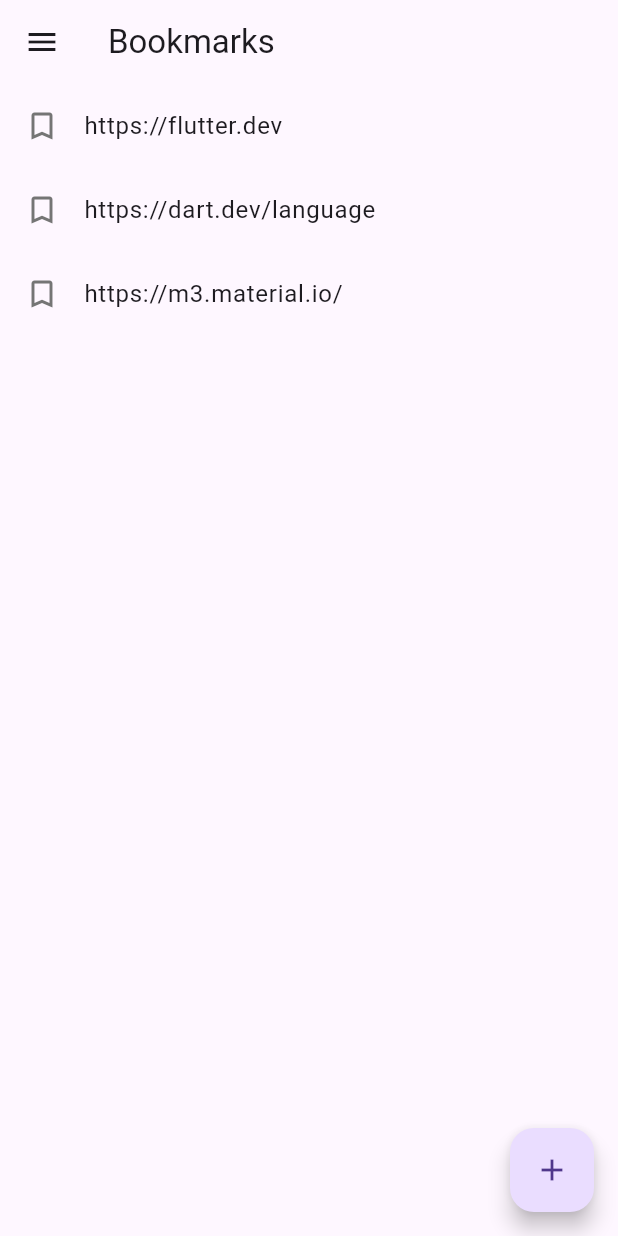
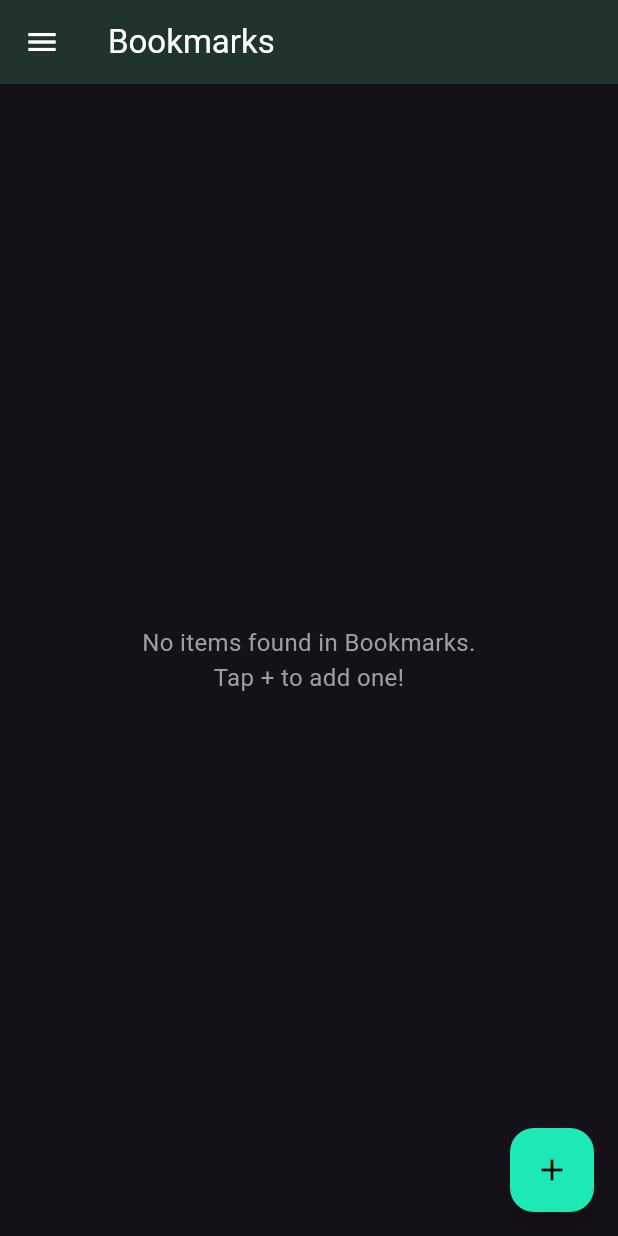
Before and after one commit to ke-hermann/deimos, a Flutter app: the screen it shows after launch, in the side drawer, after a tap on the "add" icon, on a phone screen of 412 x 824 dp. Run offline on Flutter 3.47's test engine with Material 3 defaults, Android fonts, the phone set to English and light mode, and no system bars; our stand-ins replace sqflite, sqflite_common_ffi; accounts and stored records are empty.

Commit message:
added database support

```diff
--- /dev/null
+++ b/lib/database_helper.dart
@@ -0,0 +1,108 @@
+import 'dart:io';
+import 'package:path/path.dart';
+import 'package:path_provider/path_provider.dart';
+import 'package:sqflite/sqflite.dart';
+
+// Import the Category enum from main.dart (adjust path if needed)
+import 'main.dart';
+
+class DatabaseHelper {
+  // Database constants
+  static const _databaseName = "items_manager.db";
+  static const _databaseVersion = 1;
+
+  static const tableItems = 'items';
+  static const columnId = '_id';
+  static const columnCategory = 'category';
+  static const columnContent = 'content';
+  static const columnCreatedAt = 'createdAt'; // Optional: Track creation time
+
+  // Make this a singleton class.
+  DatabaseHelper._privateConstructor();
+  static final DatabaseHelper instance = DatabaseHelper._privateConstructor();
+
+  // Only have a single app-wide reference to the database.
+  static Database? _database;
+  Future<Database> get database async {
+    if (_database != null) return _database!;
+    // Lazily instantiate the db the first time it is accessed
+    _database = await _initDatabase();
+    return _database!;
+  }
+
+  // Opens the database (and creates it if it doesn't exist)
+  _initDatabase() async {
+    Directory documentsDirectory = await getApplicationDocumentsDirectory();
+    String path = join(documentsDirectory.path, _databaseName);
+    return await openDatabase(path,
+        version: _databaseVersion,
+        onCreate: _onCreate);
+  }
+
+  // SQL code to create the database table
+  Future _onCreate(Database db, int version) async {
+    await db.execute('''
+          CREATE TABLE $tableItems (
+            $columnId INTEGER PRIMARY KEY AUTOINCREMENT,
+            $columnCategory TEXT NOT NULL,
+            $columnContent TEXT NOT NULL,
+            $columnCreatedAt DATETIME DEFAULT CURRENT_TIMESTAMP
+          )
+          ''');
+  }
+
+  // --- Helper Methods ---
+
+  // Inserts a row in the database
+  Future<int> insertItem(Category category, String content) async {
+    Database db = await instance.database;
+    Map<String, dynamic> row = {
+      columnCategory: category.name, // Store enum name as string
+      columnContent: content,
+    };
+    return await db.insert(tableItems, row);
+  }
+
+  // Retrieves all items for a specific category, ordered by creation time (newest first)
+  Future<List<String>> getItems(Category category) async {
+    Database db = await instance.database;
+    List<Map<String, dynamic>> result = await db.query(
+      tableItems,
+      columns: [columnContent], // Only fetch the content for now
+      where: '$columnCategory = ?',
+      whereArgs: [category.name],
+      orderBy: '$columnCreatedAt DESC', // Order by newest first
+    );
+
+    // Convert the List<Map<String, dynamic>> into a List<String>
+    return result.map((map) => map[columnContent] as String).toList();
+  }
+
+  // --- We might add methods like update and delete later ---
+  /*
+  Future<int> updateItem(int id, String newContent) async {
+    Database db = await instance.database;
+    Map<String, dynamic> row = {
+      columnContent: newContent,
+      // You might want to update other fields too
+    };
+    return await db.update(tableItems, row, where: '$columnId = ?', whereArgs: [id]);
+  }
+
+  Future<int> deleteItem(int id) async {
+    Database db = await instance.database;
+    return await db.delete(tableItems, where: '$columnId = ?', whereArgs: [id]);
+  }
+
+  // Example: Get items as full objects (more flexible)
+  Future<List<Map<String, dynamic>>> getItemsAsMaps(Category category) async {
+     Database db = await instance.database;
+     return await db.query(
+       tableItems,
+       where: '$columnCategory = ?',
+       whereArgs: [category.name],
+       orderBy: '$columnCreatedAt DESC',
+     );
+   }
+  */
+}
--- a/lib/main.dart
+++ b/lib/main.dart
@@ -1,21 +1,56 @@
 import 'package:flutter/material.dart';
+// Import the database helper
+import 'database_helper.dart';
+import 'dart:io'; // Import dart:io to check the platform
+import 'package:sqflite_common_ffi/sqflite_ffi.dart'; // Import the FFI package
 
 void main() {
+  // Ensure Flutter bindings are initialized before using plugins
+  WidgetsFlutterBinding.ensureInitialized();
+  // Initialize FFI specifically for non-mobile platforms
+  if (Platform.isWindows || Platform.isLinux || Platform.isMacOS) {
+    // Initialize FFI
+    sqfliteFfiInit();
+    // Change the default factory for sqflite to use the FFI implementation
+    databaseFactory = databaseFactoryFfi;
+    print("SQFlite FFI initialized for Desktop."); // Optional: for confirmation
+  }
   runApp(MyApp());
 }
 
-// Enum to represent the different categories
-enum Category { bookmarks, videos, tasks }
-
-// main() and Category enum remain the same
-// MyHomePage and _MyHomePageState remain the same
+// Enum to represent the different categories (can stay here or move)
+enum Category { bookmarks, playlists, tasks }
 
 class MyApp extends StatelessWidget {
   @override
   Widget build(BuildContext context) {
     return MaterialApp(
       title: 'All-In-One Manager',
-      themeMode: ThemeMode.dark, // Force dark mode
+      themeMode: ThemeMode.dark,
+      darkTheme: ThemeData.dark().copyWith(
+        primaryColor: Colors.blueGrey[700],
+        colorScheme: ColorScheme.dark(
+          primary: Colors.tealAccent[400]!,
+          secondary: Colors.blueGrey[600]!,
+        ),
+        appBarTheme: AppBarTheme(
+          backgroundColor: Colors.grey[900],
+          elevation: 4,
+        ),
+        floatingActionButtonTheme: FloatingActionButtonThemeData(
+          backgroundColor: Colors.tealAccent[400],
+          foregroundColor: Colors.black,
+        ),
+        drawerTheme: DrawerThemeData(backgroundColor: Colors.grey[850]),
+        listTileTheme: ListTileThemeData(
+          selectedTileColor: Colors.tealAccent.withOpacity(0.15),
+        ),
+        dialogBackgroundColor: Colors.grey[800],
+      ),
+      theme: ThemeData(
+        primarySwatch: Colors.blue,
+        visualDensity: VisualDensity.adaptivePlatformDensity,
+      ),
       home: MyHomePage(),
       debugShowCheckedModeBanner: false,
     );
@@ -29,33 +64,59 @@ class MyHomePage extends StatefulWidget {
 
 class _MyHomePageState extends State<MyHomePage> {
   Category _selectedCategory = Category.bookmarks;
+  List<String> _currentItems = []; // Holds items fetched from DB
+  bool _isLoading = false; // To show loading indicator
 
-  // --- Placeholder Data ---
-  final Map<Category, List<String>> _items = {
-    Category.bookmarks: [
-      'https://flutter.dev',
-      'https://dart.dev/language',
-      'https://m3.material.io/'
-    ],
-    Category.videos: [
-      'Spotify: Chill Vibes Mix',
-      'YouTube Music: Workout Beats',
-      'Local: Focus Study'
-    ],
-    Category.tasks: [
-      'Implement Add Item Dialog',
-      'Refactor data storage',
-      'Design item detail view'
-    ],
-  };
-  // --- End Placeholder Data ---
+  // Database helper instance
+  final dbHelper = DatabaseHelper.instance;
+
+  @override
+  void initState() {
+    super.initState();
+    // Load initial data when the widget is first created
+    _loadItems(_selectedCategory);
+  }
+
+  // --- Database Interaction ---
+
+  Future<void> _loadItems(Category category) async {
+    // Show loading indicator
+    if (mounted) {
+      // Check if widget is still in the tree
+      setState(() {
+        _isLoading = true;
+      });
+    }
+
+    // Fetch items from database
+    final items = await dbHelper.getItems(category);
+
+    // Update state with fetched items and hide loading indicator
+    if (mounted) {
+      // Check again before calling setState
+      setState(() {
+        _currentItems = items;
+        _isLoading = false;
+      });
+    }
+  }
+
+  Future<void> _insertItem(String content) async {
+    if (content.trim().isEmpty) return; // Avoid adding empty items
+
+    await dbHelper.insertItem(_selectedCategory, content.trim());
+    // Refresh the list after insertion
+    await _loadItems(_selectedCategory);
+  }
+
+  // --- UI Helper Functions ---
 
   String _getTitleForCategory(Category category) {
     switch (category) {
       case Category.bookmarks:
         return 'Bookmarks';
-      case Category.videos:
-        return 'Videos';
+      case Category.playlists:
+        return 'Playlists';
       case Category.tasks:
         return 'Tasks';
     }
@@ -64,45 +125,54 @@ class _MyHomePageState extends State<MyHomePage> {
   IconData _getIconForCategory(Category category) {
     switch (category) {
       case Category.bookmarks:
-        return Icons.bookmark_border; // Use border version for list items maybe
-      case Category.videos:
+        return Icons.bookmark_border;
+      case Category.playlists:
         return Icons.playlist_play;
       case Category.tasks:
-        return Icons.task_alt;
+        return Icons.check_circle_outline; // Changed task icon slightly
+      default:
+        return Icons.list;
     }
   }
 
-   // Icon for the drawer specifically
   IconData _getIconForDrawerCategory(Category category) {
     switch (category) {
       case Category.bookmarks:
-        return Icons.bookmark; // Filled version for drawer
-      case Category.videos:
+        return Icons.bookmark;
+      case Category.playlists:
         return Icons.playlist_play;
       case Category.tasks:
-        return Icons.task_alt;
+        return Icons.task_alt; // Keep filled icon for drawer task
+      default:
+        return Icons.list;
     }
   }
 
+  // --- Event Handlers ---
+
   void _onCategorySelected(Category category) {
+    if (_selectedCategory != category) {
+      if (mounted) {
         setState(() {
           _selectedCategory = category;
+          // Don't clear _currentItems here, let _loadItems handle it
         });
-    Navigator.pop(context);
+      }
+      _loadItems(category); // Load items for the new category
+    }
+    Navigator.pop(context); // Close the drawer
   }
 
-  void _addItem() {
-    // Controller to manage the text field's input
+  void _showAddItemDialog() {
     final TextEditingController textController = TextEditingController();
     final categoryName = _getTitleForCategory(_selectedCategory);
     String inputHint;
 
-    // Customize hint text based on category
     switch (_selectedCategory) {
       case Category.bookmarks:
         inputHint = 'Enter bookmark URL or name';
         break;
-      case Category.videos:
+      case Category.playlists:
         inputHint = 'Enter playlist name or link';
         break;
       case Category.tasks:
@@ -110,139 +180,143 @@ class _MyHomePageState extends State<MyHomePage> {
         break;
     }
 
-
-    // Show the dialog
     showDialog(
       context: context,
-      // Prevent dismissing by tapping outside if needed (optional)
-      // barrierDismissible: false,
       builder: (BuildContext dialogContext) {
         return AlertDialog(
           title: Text('Add New $categoryName'),
           content: TextField(
             controller: textController,
-            autofocus: true, // Automatically focus the text field
+            autofocus: true,
             decoration: InputDecoration(hintText: inputHint),
-             // You could change keyboard type based on category if needed
-             // keyboardType: _selectedCategory == Category.bookmarks
-             //     ? TextInputType.url
-             //     : TextInputType.text,
-            onSubmitted: (_) => _submitAddItemDialog(textController), // Optional: allow submitting with keyboard action
+            onSubmitted:
+                (_) => _submitAddItemDialog(textController, dialogContext),
           ),
           actions: <Widget>[
             TextButton(
               child: Text('Cancel'),
               onPressed: () {
-                Navigator.of(dialogContext).pop(); // Close the dialog
+                Navigator.of(dialogContext).pop();
+                textController.dispose(); // Dispose on cancel
               },
             ),
-            ElevatedButton( // Make the 'Add' button more prominent
+            ElevatedButton(
               child: Text('Add'),
-              onPressed: () => _submitAddItemDialog(textController),
+              onPressed:
+                  () => _submitAddItemDialog(textController, dialogContext),
             ),
           ],
         );
       },
-    );
+    ).then((_) {
+      // Ensure controller is disposed if dialog is dismissed otherwise
+      // (less critical now since we dispose in actions, but safe)
+      // textController.dispose(); // Already disposed in actions
+    });
   }
 
-  // Helper function to handle submission from dialog
-  void _submitAddItemDialog(TextEditingController controller) {
-     final String newItemText = controller.text.trim(); // Trim whitespace
+  // Modified to be async and call _insertItem
+  Future<void> _submitAddItemDialog(
+    TextEditingController controller,
+    BuildContext dialogContext,
+  ) async {
+    final String newItemText =
+        controller.text; // No need to trim here, _insertItem will do it
 
-      if (newItemText.isNotEmpty) {
-        setState(() {
-          // Add the item to the correct list
-          _items[_selectedCategory]?.add(newItemText);
-        });
-         Navigator.of(context).pop(); // Close the dialog (use the main context)
+    // Close the dialog FIRST to avoid context issues if _insertItem takes time
+    Navigator.of(dialogContext).pop();
+
+    // Insert the item into the database (this also reloads the list)
+    await _insertItem(newItemText);
+
     controller.dispose(); // Dispose controller after use
-      } else {
-        // Optional: Show an error if the input is empty
-        ScaffoldMessenger.of(context).showSnackBar(
-          SnackBar(
-            content: Text('Input cannot be empty.'),
-            backgroundColor: Colors.redAccent,
-             duration: Duration(seconds: 2),
-          ),
-        );
-      }
   }
 
   @override
   Widget build(BuildContext context) {
-    final List<String> currentItems = _items[_selectedCategory] ?? [];
-
     return Scaffold(
-      appBar: AppBar(
-        title: Text(_getTitleForCategory(_selectedCategory)),
-      ),
+      appBar: AppBar(title: Text(_getTitleForCategory(_selectedCategory))),
       drawer: Drawer(
         child: ListView(
           padding: EdgeInsets.zero,
           children: <Widget>[
             DrawerHeader(
               decoration: BoxDecoration(
-                color: Theme.of(context).primaryColor,
+                color:
+                    Theme.of(context).colorScheme.secondary, // Use theme color
               ),
               child: Text(
                 'Categories',
                 style: TextStyle(
-                  color: Colors.white,
+                  // Adjust color for better contrast on secondary background
+                  color: Theme.of(context).colorScheme.onSecondary,
                   fontSize: 24,
                 ),
               ),
             ),
-            ListTile(
-              // Use specific drawer icon
-              leading: Icon(_getIconForDrawerCategory(Category.bookmarks)),
-              title: Text(_getTitleForCategory(Category.bookmarks)),
-              onTap: () => _onCategorySelected(Category.bookmarks),
-              selected: _selectedCategory == Category.bookmarks,
-              selectedTileColor: Colors.blue.withOpacity(0.1),
+            // Use Category.values.map for slightly cleaner drawer building
+            ...Category.values.map(
+              (category) => ListTile(
+                leading: Icon(_getIconForDrawerCategory(category)),
+                title: Text(_getTitleForCategory(category)),
+                onTap: () => _onCategorySelected(category),
+                selected: _selectedCategory == category,
+                // selectedTileColor is handled by theme
               ),
-            ListTile(
-              leading: Icon(_getIconForDrawerCategory(Category.videos)),
-              title: Text(_getTitleForCategory(Category.videos)),
-              onTap: () => _onCategorySelected(Category.videos),
-               selected: _selectedCategory == Category.videos,
-               selectedTileColor: Colors.blue.withOpacity(0.1),
-            ),
-            ListTile(
-              leading: Icon(_getIconForDrawerCategory(Category.tasks)),
-              title: Text(_getTitleForCategory(Category.tasks)),
-              onTap: () => _onCategorySelected(Category.tasks),
-              selected: _selectedCategory == Category.tasks,
-              selectedTileColor: Colors.blue.withOpacity(0.1),
             ),
           ],
         ),
       ),
-      body: ListView.builder(
-        itemCount: currentItems.length,
-        itemBuilder: (context, index) {
-          return ListTile(
-            // Use the general category icon for list items
-            leading: Icon(_getIconForCategory(_selectedCategory), color: Colors.grey[600]),
-            title: Text(currentItems[index]),
-            onTap: () {
-               ScaffoldMessenger.of(context).showSnackBar(
-                SnackBar(
-                  content: Text('Tapped on: ${currentItems[index]} (Action not implemented)'),
-                  duration: Duration(seconds: 1),
-                ),
-              );
-            },
-             // Add long press for deletion later?
-             // onLongPress: () { /* Implement deletion */},
-          );
-        },
-      ),
+      body: _buildBody(), // Use helper function for body
       floatingActionButton: FloatingActionButton(
-        onPressed: _addItem,
+        onPressed: _showAddItemDialog, // Renamed _addItem to _showAddItemDialog
         tooltip: 'Add New Item',
         child: Icon(Icons.add),
       ),
     );
   }
+
+  // Helper widget to build the body content based on loading state
+  Widget _buildBody() {
+    if (_isLoading) {
+      return Center(child: CircularProgressIndicator());
     }
+
+    if (_currentItems.isEmpty) {
+      return Center(
+        child: Text(
+          'No items found in ${_getTitleForCategory(_selectedCategory)}.\nTap + to add one!',
+          textAlign: TextAlign.center,
+          style: TextStyle(fontSize: 16, color: Colors.grey[500]),
+        ),
+      );
+    }
+
+    // Display the list using data from _currentItems
+    return ListView.builder(
+      itemCount: _currentItems.length,
+      itemBuilder: (context, index) {
+        final itemContent = _currentItems[index];
+        return ListTile(
+          leading: Icon(
+            _getIconForCategory(_selectedCategory),
+            color: Theme.of(context).iconTheme.color?.withOpacity(0.7),
+          ), // Use theme icon color
+          title: Text(itemContent),
+          onTap: () {
+            // Add specific item action later
+            ScaffoldMessenger.of(context).showSnackBar(
+              SnackBar(
+                content: Text(
+                  'Tapped on: $itemContent (Action not implemented)',
+                ),
+                duration: Duration(seconds: 1),
+              ),
+            );
+          },
+          // Consider adding onLongPress for delete/edit later
+        );
+      },
+    );
+  }
+}
```
Also changed, not shown: pubspec.yaml (+5 -2 lines), pubspec.lock, 1 other file. Lines whose indentation alone changed are shown as unchanged.
